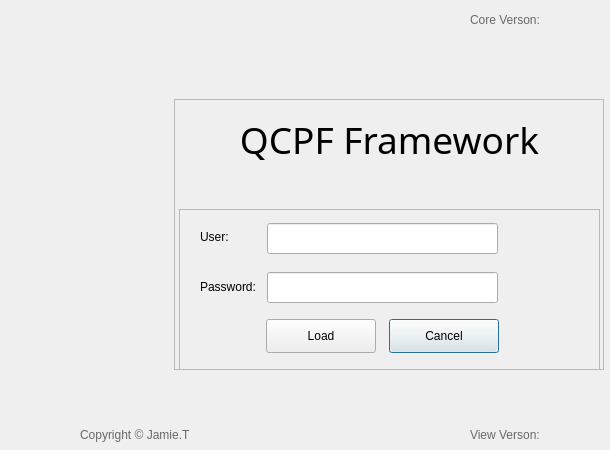
Above: src/QCPF_Host_View/formloading.ui from Jamie-tong/QCPFrame before the change. Below: the same form after it.
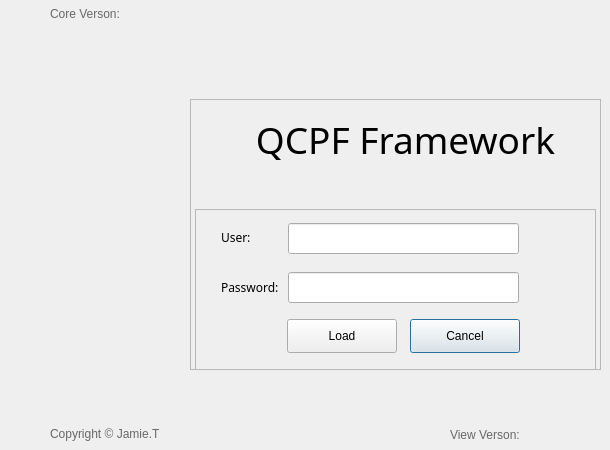
That is the form after the change. Icons and pictures are not drawn.

```diff
--- a/src/QCPF_Host_View/formloading.ui
+++ b/src/QCPF_Host_View/formloading.ui
@@ -40,9 +40,9 @@
   <widget class="QFrame" name="frameLoad">
    <property name="geometry">
     <rect>
-     <x>174</x>
+     <x>190</x>
      <y>99</y>
-     <width>430</width>
+     <width>411</width>
      <height>271</height>
     </rect>
    </property>
@@ -95,7 +95,7 @@
      <rect>
       <x>5</x>
       <y>110</y>
-      <width>421</width>
+      <width>401</width>
       <height>161</height>
      </rect>
     </property>
@@ -108,12 +108,21 @@
     <widget class="QPushButton" name="btnCancel">
      <property name="geometry">
       <rect>
-       <x>210</x>
+       <x>215</x>
        <y>110</y>
        <width>110</width>
        <height>34</height>
       </rect>
      </property>
+     <property name="font">
+      <font>
+       <family>Microsoft YaHei UI</family>
+       <pointsize>9</pointsize>
+       <weight>50</weight>
+       <italic>false</italic>
+       <bold>false</bold>
+      </font>
+     </property>
      <property name="styleSheet">
       <string notr="true">font: 9pt &quot;Microsoft YaHei UI&quot;;</string>
      </property>
@@ -124,12 +133,19 @@
     <widget class="QLabel" name="labPwd">
      <property name="geometry">
       <rect>
-       <x>21</x>
+       <x>26</x>
        <y>70</y>
        <width>61</width>
        <height>16</height>
       </rect>
      </property>
+     <property name="font">
+      <font>
+       <family>微软雅黑</family>
+       <weight>50</weight>
+       <bold>false</bold>
+      </font>
+     </property>
      <property name="styleSheet">
       <string notr="true">font: 9pt &quot;Microsoft YaHei UI&quot;;</string>
      </property>
@@ -140,12 +156,21 @@
     <widget class="QPushButton" name="btnOk">
      <property name="geometry">
       <rect>
-       <x>87</x>
+       <x>92</x>
        <y>110</y>
        <width>110</width>
        <height>34</height>
       </rect>
      </property>
+     <property name="font">
+      <font>
+       <family>Microsoft YaHei UI</family>
+       <pointsize>9</pointsize>
+       <weight>50</weight>
+       <italic>false</italic>
+       <bold>false</bold>
+      </font>
+     </property>
      <property name="styleSheet">
       <string notr="true">font: 9pt &quot;Microsoft YaHei UI&quot;;</string>
      </property>
@@ -156,12 +181,21 @@
     <widget class="QLineEdit" name="txtUser">
      <property name="geometry">
       <rect>
-       <x>88</x>
+       <x>93</x>
        <y>14</y>
        <width>231</width>
        <height>31</height>
       </rect>
      </property>
+     <property name="font">
+      <font>
+       <family>Microsoft YaHei UI</family>
+       <pointsize>9</pointsize>
+       <weight>50</weight>
+       <italic>false</italic>
+       <bold>false</bold>
+      </font>
+     </property>
      <property name="styleSheet">
       <string notr="true">font: 9pt &quot;Microsoft YaHei UI&quot;;</string>
      </property>
@@ -172,12 +206,21 @@
     <widget class="QLineEdit" name="txtPwd">
      <property name="geometry">
       <rect>
-       <x>88</x>
+       <x>93</x>
        <y>63</y>
        <width>231</width>
        <height>31</height>
       </rect>
      </property>
+     <property name="font">
+      <font>
+       <family>Microsoft YaHei UI</family>
+       <pointsize>9</pointsize>
+       <weight>50</weight>
+       <italic>false</italic>
+       <bold>false</bold>
+      </font>
+     </property>
      <property name="styleSheet">
       <string notr="true">font: 9pt &quot;Microsoft YaHei UI&quot;;</string>
      </property>
@@ -188,12 +231,19 @@
     <widget class="QLabel" name="labUsr">
      <property name="geometry">
       <rect>
-       <x>21</x>
+       <x>26</x>
        <y>20</y>
        <width>61</width>
        <height>16</height>
       </rect>
      </property>
+     <property name="font">
+      <font>
+       <family>微软雅黑</family>
+       <weight>50</weight>
+       <bold>false</bold>
+      </font>
+     </property>
      <property name="styleSheet">
       <string notr="true">font: 9pt &quot;Microsoft YaHei UI&quot;;</string>
      </property>
@@ -202,25 +252,6 @@
      </property>
     </widget>
    </widget>
-   <widget class="QLabel" name="lb_LoadingInfo">
-    <property name="geometry">
-     <rect>
-      <x>0</x>
-      <y>190</y>
-      <width>430</width>
-      <height>51</height>
-     </rect>
-    </property>
-    <property name="text">
-     <string/>
-    </property>
-    <property name="alignment">
-     <set>Qt::AlignCenter</set>
-    </property>
-    <property name="wordWrap">
-     <bool>true</bool>
-    </property>
-   </widget>
   </widget>
   <widget class="QLabel" name="labInfoPrefix_2">
    <property name="enabled">
@@ -228,9 +259,9 @@
    </property>
    <property name="geometry">
     <rect>
-     <x>80</x>
-     <y>425</y>
-     <width>131</width>
+     <x>50</x>
+     <y>424</y>
+     <width>201</width>
      <height>20</height>
     </rect>
    </property>
@@ -248,9 +279,9 @@
    </property>
    <property name="geometry">
     <rect>
-     <x>470</x>
-     <y>10</y>
-     <width>131</width>
+     <x>50</x>
+     <y>4</y>
+     <width>150</width>
      <height>20</height>
     </rect>
    </property>
@@ -268,9 +299,9 @@
    </property>
    <property name="geometry">
     <rect>
-     <x>470</x>
+     <x>450</x>
      <y>425</y>
-     <width>131</width>
+     <width>150</width>
      <height>20</height>
     </rect>
    </property>
@@ -298,6 +329,25 @@
     <string/>
    </property>
   </widget>
+  <widget class="QLabel" name="lb_LoadingInfo">
+   <property name="geometry">
+    <rect>
+     <x>173</x>
+     <y>375</y>
+     <width>430</width>
+     <height>51</height>
+    </rect>
+   </property>
+   <property name="text">
+    <string/>
+   </property>
+   <property name="alignment">
+    <set>Qt::AlignCenter</set>
+   </property>
+   <property name="wordWrap">
+    <bool>true</bool>
+   </property>
+  </widget>
   <zorder>labelBackgroud</zorder>
   <zorder>frameLoad</zorder>
   <zorder>labInfoPrefix_2</zorder>
```
Left out of the diff: 5 changed lines with no effect on the pictures.
